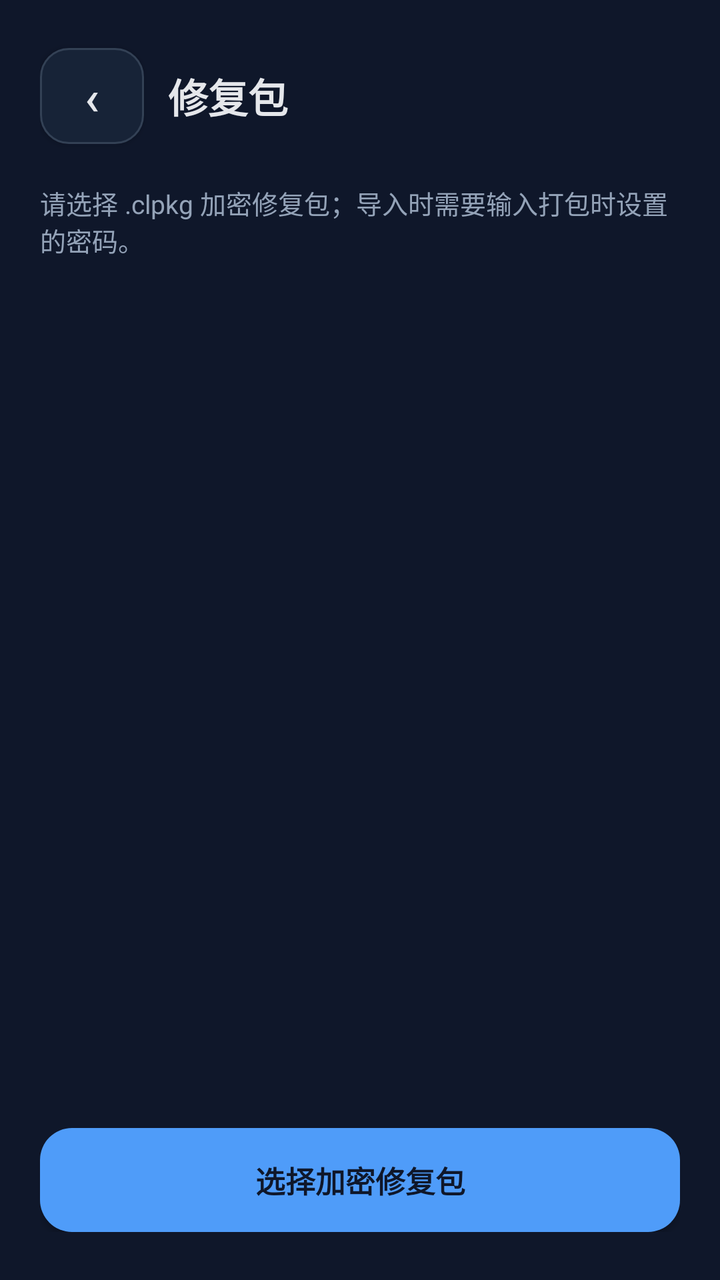
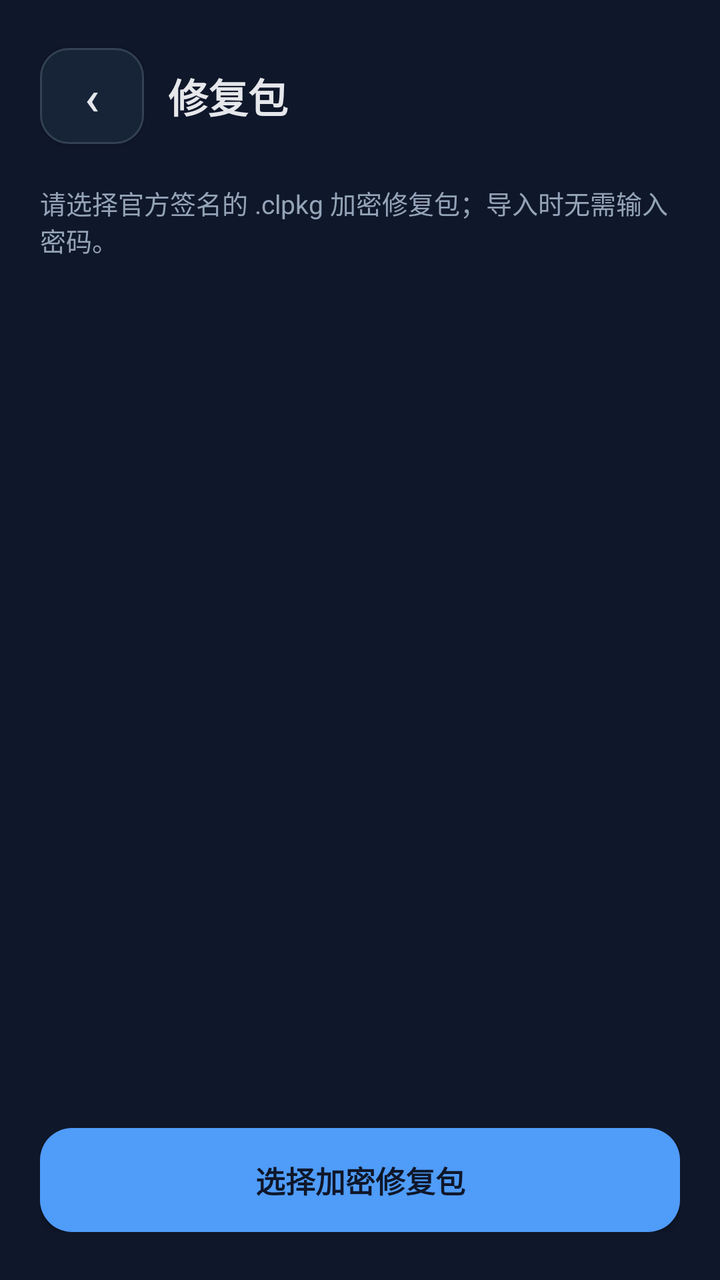

Compare the two renders of this Android layout. The source of the first and the diff that turns it into the second are given below.
<!-- AndroidManifest.xml: application theme Theme.CasdonLink -->
<!-- res/layout/activity_package.xml -->
<?xml version="1.0" encoding="utf-8"?>
<LinearLayout xmlns:android="http://schemas.android.com/apk/res/android"
    android:id="@+id/packageRoot"
    style="@style/Widget.CasdonLink.Screen.Column">

    <LinearLayout style="@style/Widget.CasdonLink.Toolbar">

        <Button
            android:id="@+id/packageBack"
            style="@style/Widget.CasdonLink.Button.Icon"
            android:text="‹" />

        <TextView
            android:id="@+id/packageTitle"
            style="@style/Text.CasdonLink.ToolbarTitle"
            android:layout_width="0dp"
            android:layout_marginStart="@dimen/space_md"
            android:layout_weight="1"
            android:text="修复包" />

        <TextView
            android:id="@+id/packageProgress"
            style="@style/Text.CasdonLink.Caption" />
    </LinearLayout>

    <TextView
        android:id="@+id/packageDescription"
        style="@style/Text.CasdonLink.Label"
        android:layout_width="match_parent"
        android:layout_marginTop="@dimen/space_lg"
        android:text="请选择 .clpkg 加密修复包；导入时需要输入打包时设置的密码。" />

    <androidx.recyclerview.widget.RecyclerView
        android:id="@+id/stepList"
        style="@style/Widget.CasdonLink.List"
        android:layout_marginTop="@dimen/space_lg" />

    <Button
        android:id="@+id/runPackage"
        style="@style/Widget.CasdonLink.Button.Primary"
        android:layout_marginTop="@dimen/space_md"
        android:text="选择加密修复包" />

</LinearLayout>
<!-- resources referenced by this layout -->
<resources>
  <dimen name="space_lg">16dp</dimen>
  <dimen name="space_md">12dp</dimen>
  <style name="Text.CasdonLink.Label" parent="Text.CasdonLink">
          <item name="android:layout_width">wrap_content</item>
          <item name="android:layout_height">wrap_content</item>
          <item name="android:textColor">@color/text_secondary</item>
          <item name="android:textSize">@dimen/text_label</item>
      </style>
  <style name="Widget.CasdonLink.Button.Primary" parent="Widget.CasdonLink.Button">
          <item name="android:background">@drawable/bg_button</item>
          <item name="android:textColor">@color/background</item>
          <item name="android:textStyle">bold</item>
      </style>
  <style name="Widget.CasdonLink.Toolbar" parent="Widget.CasdonLink">
          <item name="android:layout_width">match_parent</item>
          <item name="android:layout_height">@dimen/toolbar_height</item>
          <item name="android:gravity">center_vertical</item>
          <item name="android:orientation">horizontal</item>
      </style>
  <style name="Theme.CasdonLink" parent="Base.Theme.CasdonLink" />
  <style name="Text.CasdonLink" parent="" />
  <color name="text_secondary">#94A3B8</color>
  <dimen name="text_caption">12sp</dimen>
  <dimen name="text_label">13sp</dimen>
  <color name="text_primary">#E5E7EB</color>
  <dimen name="text_toolbar_title">20sp</dimen>
  <dimen name="icon_button_width">52dp</dimen>
  <dimen name="icon_button_height">48dp</dimen>
  <!-- drawable bg_input (drawable) -->
  <shape xmlns:android="http://schemas.android.com/apk/res/android">
      <solid android:color="@color/input_surface" />
      <stroke android:width="1dp" android:color="@color/input_stroke" />
      <corners android:radius="14dp" />
  </shape>
  <dimen name="text_icon">24sp</dimen>
  <!-- drawable bg_button (drawable) -->
  <shape xmlns:android="http://schemas.android.com/apk/res/android">
      <solid android:color="@color/primary" />
      <corners android:radius="16dp" />
  </shape>
  <color name="background">#0F172A</color>
  <style name="Widget.CasdonLink" parent="" />
  <style name="Widget.CasdonLink.Screen" parent="" />
  <dimen name="screen_padding_horizontal">@dimen/space_xl</dimen>
  <dimen name="screen_padding_vertical">@dimen/space_xl</dimen>
  <dimen name="screen_padding_bottom">@dimen/space_2xl</dimen>
  <dimen name="toolbar_height">56dp</dimen>
  <dimen name="control_height">52dp</dimen>
  <dimen name="text_body_large">15sp</dimen>
  <color name="input_surface">#172337</color>
  <color name="input_stroke">#334155</color>
  <color name="primary">#4F9CF9</color>
  <dimen name="space_xl">20dp</dimen>
  <dimen name="space_2xl">24dp</dimen>
  <color name="secondary">#5EEAD4</color>
  <style name="MaterialAlertDialog.CasdonLink" parent="MaterialAlertDialog.Material3">
          <item name="backgroundTint">@color/surface</item>
          <item name="shapeAppearance">@style/ShapeAppearance.CasdonLink.Dialog</item>
      </style>
  <color name="surface">#1E293B</color>
  <color name="text_hint">#64748B</color>
  <style name="MaterialAlertDialog.CasdonLink.Title.Text" parent="MaterialAlertDialog.Material3.Title.Text">
          <item name="android:textColor">@color/text_primary</item>
          <item name="android:textSize">@dimen/text_section_title</item>
          <item name="android:textStyle">bold</item>
      </style>
  <style name="MaterialAlertDialog.CasdonLink.Body.Text" parent="MaterialAlertDialog.Material3.Body.Text">
          <item name="android:textColor">@color/text_primary</item>
          <item name="android:textSize">@dimen/text_body</item>
      </style>
  <style name="ShapeAppearance.CasdonLink.Dialog" parent="ShapeAppearance.Material3.Corner.ExtraLarge">
          <item name="cornerSize">20dp</item>
      </style>
  <dimen name="text_section_title">16sp</dimen>
  <dimen name="text_body">14sp</dimen>
  <!-- unchanged entries left out for length: 8 -->
</resources>

<!-- the commit's change to res/layout/activity_package.xml (unified diff, before → after) -->
@@ -28,7 +28,7 @@
         style="@style/Text.CasdonLink.Label"
         android:layout_width="match_parent"
         android:layout_marginTop="@dimen/space_lg"
-        android:text="请选择 .clpkg 加密修复包；导入时需要输入打包时设置的密码。" />
+        android:text="请选择官方签名的 .clpkg 加密修复包；导入时无需输入密码。" />
 
     <androidx.recyclerview.widget.RecyclerView
         android:id="@+id/stepList"
